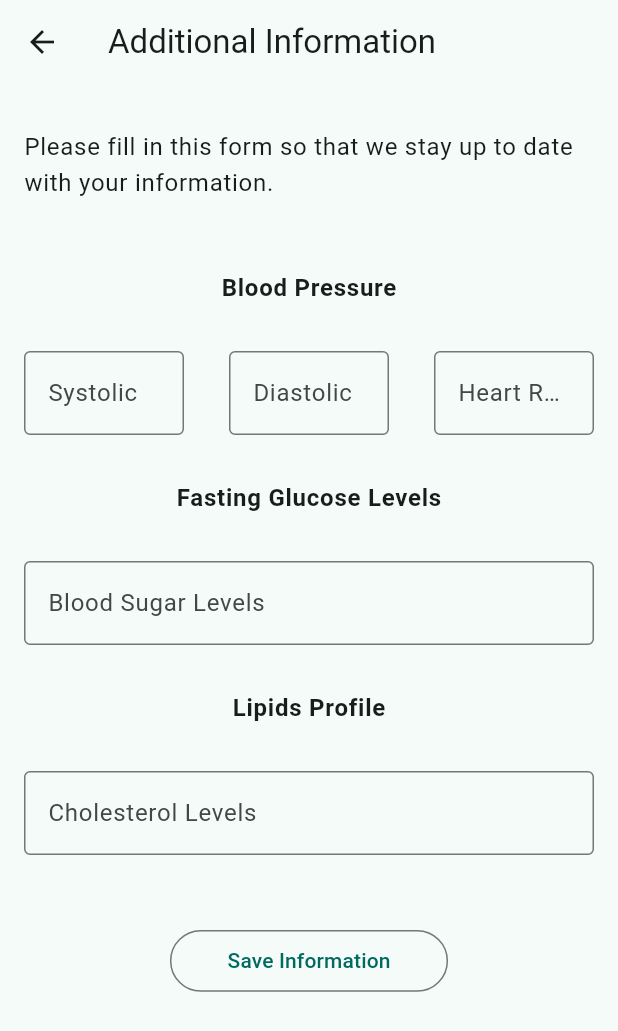
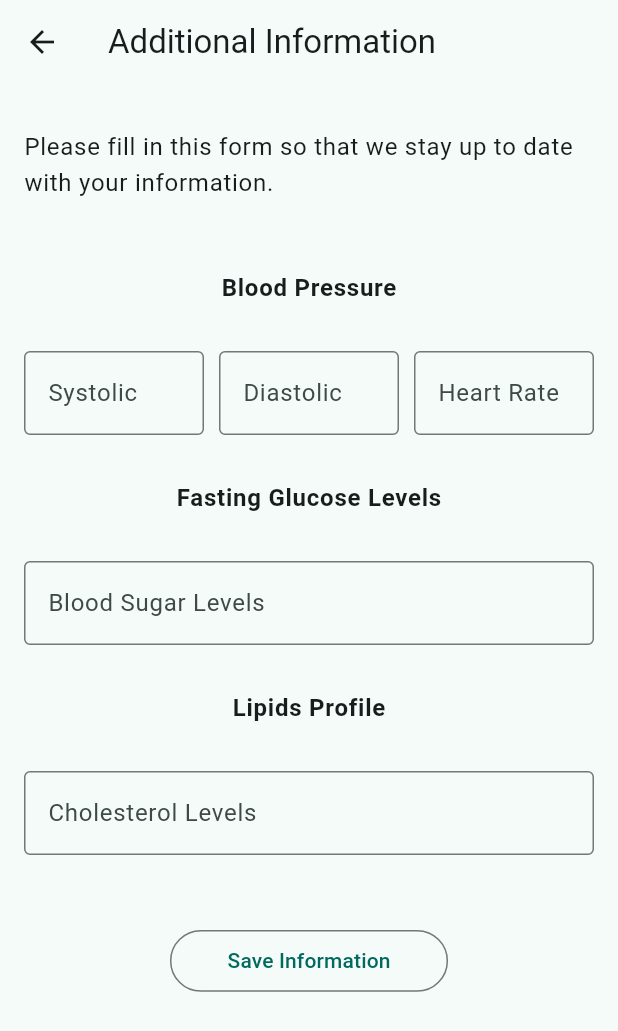
Before and after one commit to tahawaheed9/wellness_wise, a Flutter app: the AdditionalInformationScreen screen opened by its route, on a phone screen of 412 x 824 dp. Shown: the top 1031 px of the screen. Run offline on Flutter 3.47's test engine with Material 3 defaults, Android fonts, the phone set to English and light mode, and no system bars; our stand-ins replace bloc, cloud_firestore, equatable, firebase_auth, firebase_core, flutter_bloc; accounts and stored records are empty.

Commit message:
Some minor visual changes

```diff
--- a/lib/screens/additional_information/components/additional_information_form.dart
+++ b/lib/screens/additional_information/components/additional_information_form.dart
@@ -72,7 +72,7 @@ class _AdditionalInformationFormState extends State<AdditionalInformationForm> {
                     ),
                   ),
                 ),
-                const SizedBox(width: 30.0),
+                const SizedBox(width: 10.0),
 
                 Expanded(
                   child: TextFormField(
@@ -88,7 +88,7 @@ class _AdditionalInformationFormState extends State<AdditionalInformationForm> {
                     ),
                   ),
                 ),
-                const SizedBox(width: 30.0),
+                const SizedBox(width: 10.0),
 
                 // Heart Rate Field...
                 Expanded(
--- a/lib/screens/profile/profile_screen.dart
+++ b/lib/screens/profile/profile_screen.dart
@@ -28,6 +28,7 @@ class _ProfileScreenState extends State<ProfileScreen> {
             children: <Widget>[
               ProfileHeader(),
               SizedBox(height: 30.0),
+              Divider(),
               NamedDivider(title: 'Basic Information'),
               BasicInformation(),
               Divider(),
```
